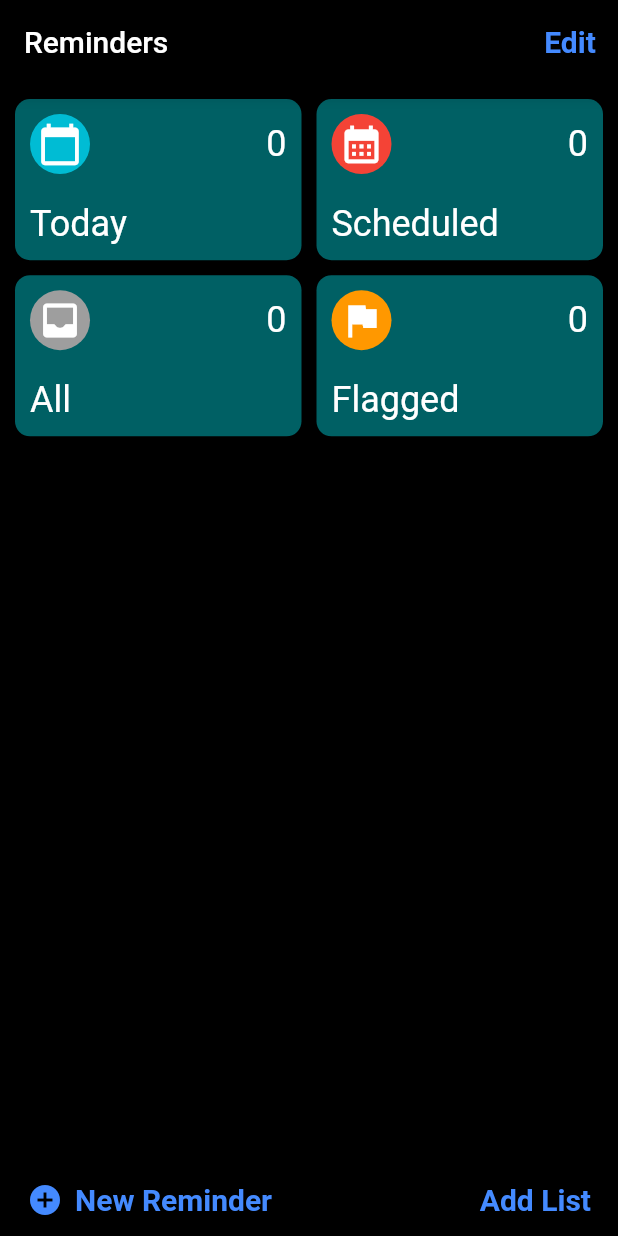
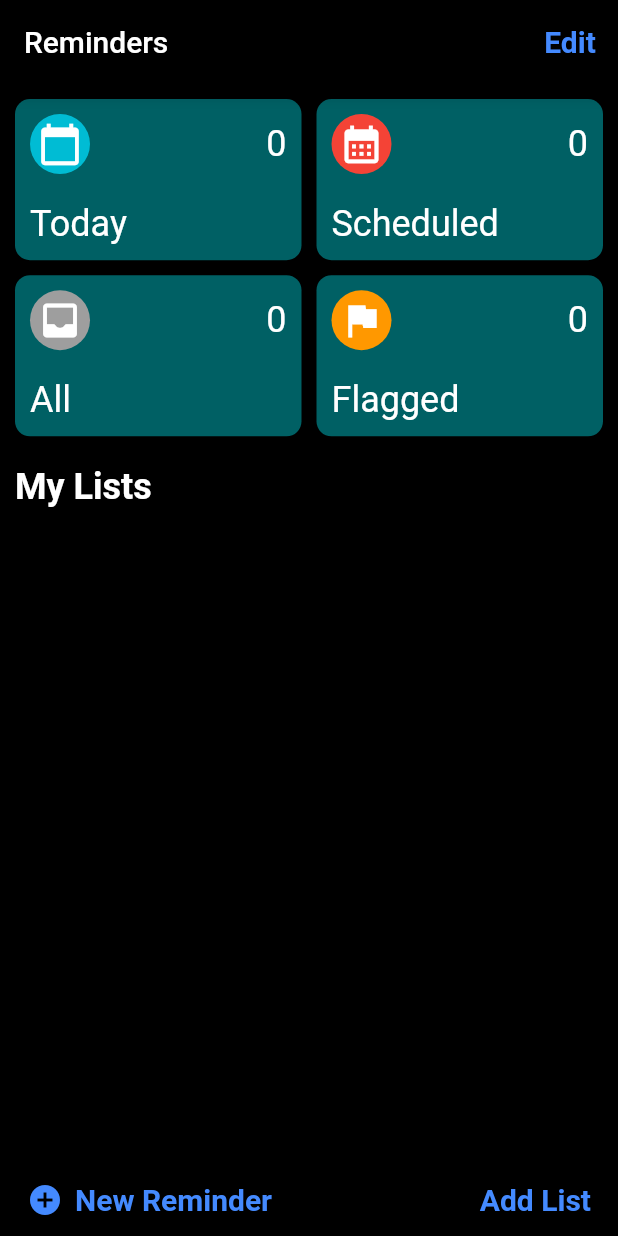
Before and after one commit to ericmartin33/reminders_flutter, a Flutter app: the screen it shows after launch, on a phone screen of 412 x 824 dp. Run offline on Flutter 3.47's test engine with Material 2 defaults, Android fonts, the phone set to English and light mode, and no system bars.

Commit message:
Add list screen and provider state Manager

```diff
--- a/reminder_app/lib/main.dart
+++ b/reminder_app/lib/main.dart
@@ -1,4 +1,6 @@
 import 'package:flutter/material.dart';
+import 'package:provider/provider.dart';
+import 'package:reminder_app/models/todo_list/todo_list_collection.dart';
 import 'package:reminder_app/screens/add_list/add_list_screen.dart';
 import 'package:reminder_app/screens/add_reminder/add_reminder_screen.dart';
 
@@ -13,7 +15,9 @@ class MyApp extends StatelessWidget {
 
   @override
   Widget build(BuildContext context) {
-    return MaterialApp(
+    return ChangeNotifierProvider<TodoListCollection>(
+      create: (BuildContext context) => TodoListCollection(),
+      child: MaterialApp(
         title: 'Reminders',
         initialRoute: '/',
         routes: {
@@ -38,6 +42,7 @@ class MyApp extends StatelessWidget {
           ),
           dividerColor: Colors.grey[600],
         ),
+      ),
     );
   }
 }
--- a/reminder_app/lib/models/common/custom_icon_collection.dart
+++ b/reminder_app/lib/models/common/custom_icon_collection.dart
@@ -17,7 +17,7 @@ class CustomIconCollection {
   UnmodifiableListView<CustomIcon> get icons =>
       UnmodifiableListView<CustomIcon>(_icons);
 
-  CustomIcon findColorById(id) {
+  CustomIcon findIconById(id) {
     return _icons.firstWhere((element) => element.id == id);
   }
 }
--- /dev/null
+++ b/reminder_app/lib/models/todo_list/todo_list_collection.dart
@@ -0,0 +1,21 @@
+import 'dart:collection';
+import 'package:flutter/material.dart';
+
+import 'todo_list.dart';
+
+class TodoListCollection with ChangeNotifier {
+  final List<TodoList> _todoLists = [];
+
+  UnmodifiableListView<TodoList> get todoList =>
+      UnmodifiableListView(_todoLists);
+
+  addTodoList(TodoList list) {
+    _todoLists.add(list);
+    notifyListeners();
+  }
+
+  removeTodoList(TodoList list) {
+    _todoLists.removeWhere((element) => element.id == list.id);
+    notifyListeners();
+  }
+}
--- a/reminder_app/lib/screens/home/home_screen.dart
+++ b/reminder_app/lib/screens/home/home_screen.dart
@@ -4,9 +4,9 @@ import 'package:reminder_app/screens/home/widgets/list_view_items.dart';
 
 import '../../models/category/category_collection.dart';
 
-import '../../models/todo_list/todo_list.dart';
 import 'widgets/footer.dart';
 import 'widgets/grid_view_items.dart';
+import 'widgets/todo_lists.dart';
 
 class HomeScreen extends StatefulWidget {
   const HomeScreen({super.key});
@@ -18,13 +18,6 @@ class HomeScreen extends StatefulWidget {
 class _HomeScreenState extends State<HomeScreen> {
   String layoutType = 'grid';
   CategoryCollection categoryCollection = CategoryCollection();
-  List<TodoList> todoList = [];
-
-  addNewList(TodoList list) {
-    setState(() {
-      todoList.add(list);
-    });
-  }
 
   @override
   Widget build(BuildContext context) {
@@ -52,28 +45,19 @@ class _HomeScreenState extends State<HomeScreen> {
       ),
       body: Column(
         children: [
-          Expanded(
-            child: AnimatedCrossFade(
+          AnimatedCrossFade(
             duration: const Duration(milliseconds: 300),
             crossFadeState: layoutType == 'grid'
                 ? CrossFadeState.showFirst
                 : CrossFadeState.showSecond,
             firstChild: GridViewItems(
                 categories: categoryCollection.selectedCategories),
-              secondChild:
-                  ListViewItems(categoryCollection: categoryCollection),
+            secondChild: ListViewItems(categoryCollection: categoryCollection),
           ),
+          const Expanded(
+            child: TodoLists(),
           ),
-          ListView.builder(
-            shrinkWrap: true,
-            itemCount: todoList.length,
-            itemBuilder: (context, index) {
-              return ListTile(
-                leading: Text(todoList[index].title),
-              );
-            },
-          ),
-          Footer(addNewListCallback: addNewList)
+          const Footer()
         ],
       ),
     );
--- a/reminder_app/lib/screens/home/widgets/footer.dart
+++ b/reminder_app/lib/screens/home/widgets/footer.dart
@@ -4,9 +4,10 @@ import 'package:reminder_app/screens/add_list/add_list_screen.dart';
 import 'package:reminder_app/screens/add_reminder/add_reminder_screen.dart';
 
 class Footer extends StatelessWidget {
-  const Footer({super.key, required this.addNewListCallback});
+  const Footer({
+    super.key,
+  });
 
-  final addNewListCallback;
   @override
   Widget build(BuildContext context) {
     return Container(
@@ -29,14 +30,13 @@ class Footer extends StatelessWidget {
           ),
           TextButton(
             onPressed: () async {
-              TodoList newList = await Navigator.push(
+              await Navigator.push(
                 context,
                 MaterialPageRoute(
                   builder: (context) => const AddListScreen(),
                   fullscreenDialog: true,
                 ),
               );
-              addNewListCallback(newList);
             },
             child: const Text('Add List'),
           ),
--- /dev/null
+++ b/reminder_app/lib/screens/home/widgets/todo_lists.dart
@@ -0,0 +1,84 @@
+import 'package:flutter/material.dart';
+import 'package:provider/provider.dart';
+import 'package:reminder_app/models/todo_list/todo_list_collection.dart';
+
+import '../../../common/widgets/category_icon.dart';
+import '../../../models/common/custom_color_collection.dart';
+import '../../../models/common/custom_icon_collection.dart';
+
+class TodoLists extends StatelessWidget {
+  const TodoLists({
+    super.key,
+  });
+
+  @override
+  Widget build(BuildContext context) {
+    final todoLists = Provider.of<TodoListCollection>(context).todoList;
+    return Padding(
+      padding: const EdgeInsets.all(10.0),
+      child: Column(
+        crossAxisAlignment: CrossAxisAlignment.start,
+        children: [
+          Text('My Lists',
+              style: Theme.of(context)
+                  .textTheme
+                  .headlineSmall!
+                  .copyWith(fontWeight: FontWeight.bold)),
+          const SizedBox(
+            height: 10,
+          ),
+          Container(
+            clipBehavior: Clip.antiAlias,
+            decoration: BoxDecoration(borderRadius: BorderRadius.circular(10)),
+            child: ListView.builder(
+              padding: EdgeInsets.zero,
+              shrinkWrap: true,
+              itemCount: todoLists.length,
+              itemBuilder: (context, index) {
+                return Dismissible(
+                  onDismissed: (direction) {
+                    Provider.of<TodoListCollection>(context, listen: false)
+                        .removeTodoList(todoLists[index]);
+                  },
+                  direction: DismissDirection.endToStart,
+                  key: UniqueKey(),
+                  background: Container(
+                    alignment: AlignmentDirectional.centerEnd,
+                    color: Colors.red,
+                    child: const Padding(
+                      padding: EdgeInsets.fromLTRB(0, 0, 20, 0),
+                      child: Icon(
+                        Icons.delete,
+                      ),
+                    ),
+                  ),
+                  child: Card(
+                    shape: const RoundedRectangleBorder(
+                        borderRadius: BorderRadius.zero),
+                    elevation: 0,
+                    margin: EdgeInsets.zero,
+                    child: ListTile(
+                      leading: CategoryIcon(
+                          backgroundColor: CustomColorCollection()
+                              .findColorById(todoLists[index].icon['color'])
+                              .color,
+                          iconData: CustomIconCollection()
+                              .findIconById(todoLists[index].icon['id'])
+                              .icon),
+                      title: Text(todoLists[index].title),
+                      trailing: Text('0',
+                          style: Theme.of(context)
+                              .textTheme
+                              .bodySmall!
+                              .copyWith(fontWeight: FontWeight.bold)),
+                    ),
+                  ),
+                );
+              },
+            ),
+          ),
+        ],
+      ),
+    );
+  }
+}
--- a/reminder_app/pubspec.yaml
+++ b/reminder_app/pubspec.yaml
@@ -30,7 +30,7 @@ environment:
 dependencies:
   flutter:
     sdk: flutter
-
+  provider: ^6.0.5
 
   # The following adds the Cupertino Icons font to your application.
   # Use with the CupertinoIcons class for iOS style icons.
```
Also changed, not shown: reminder_app/lib/screens/add_list/add_list_screen.dart (+11 -8 lines), reminder_app/pubspec.lock. Lines whose indentation alone changed are shown as unchanged.
